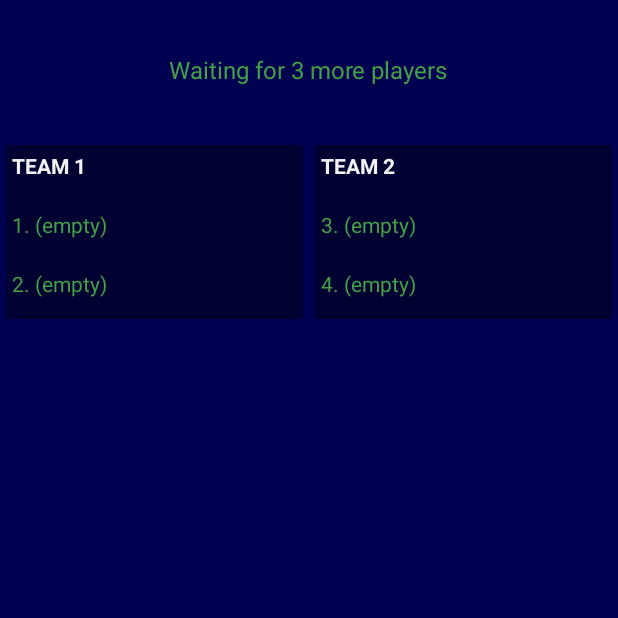
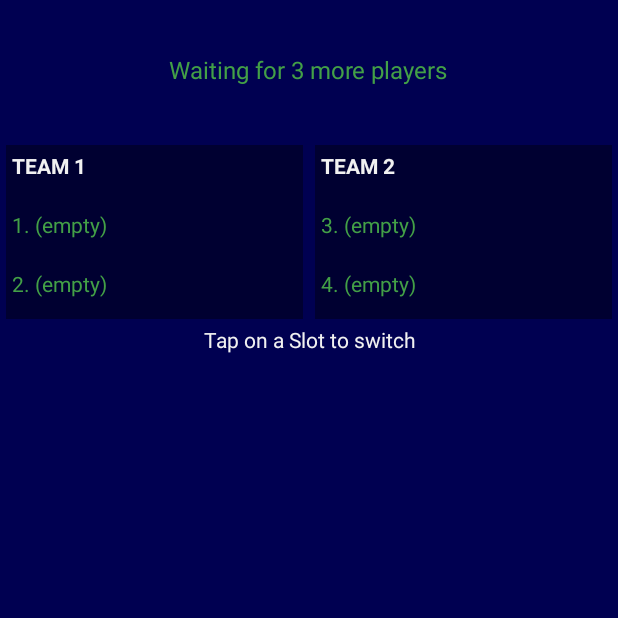
Before and after one commit to koosschwartz7/Fivehundred, an Android app: the LobbyActivity screen opened directly, with no data from a screen before it, on a phone screen of 412 x 824 dp, the top half of it. Run offline under Robolectric (Android 15) with nearby library versions, the phone set to English and light mode, and no system bars; 3 statements that could not run were skipped.

Commit message:
Added message to indicate how to switch teams/slots to lobby

```diff
--- a/app/src/main/res/layout/activity_lobby.xml
+++ b/app/src/main/res/layout/activity_lobby.xml
@@ -112,11 +112,19 @@
                 </LinearLayout>
             </LinearLayout>
 
+            <TextView
+                android:id="@+id/textView11"
+                android:layout_width="match_parent"
+                android:layout_height="wrap_content"
+                android:text="Tap on a Slot to switch"
+                android:textAlignment="center"
+                android:textColor="@color/offWhite" />
+
         </LinearLayout>
     </ScrollView>
 
     <FrameLayout
-        android:id="@+id/bottomLayout"
+        android:id="@+id/fullscreen_content"
         android:layout_width="match_parent"
         android:layout_height="match_parent"
         android:fitsSystemWindows="true">
```
